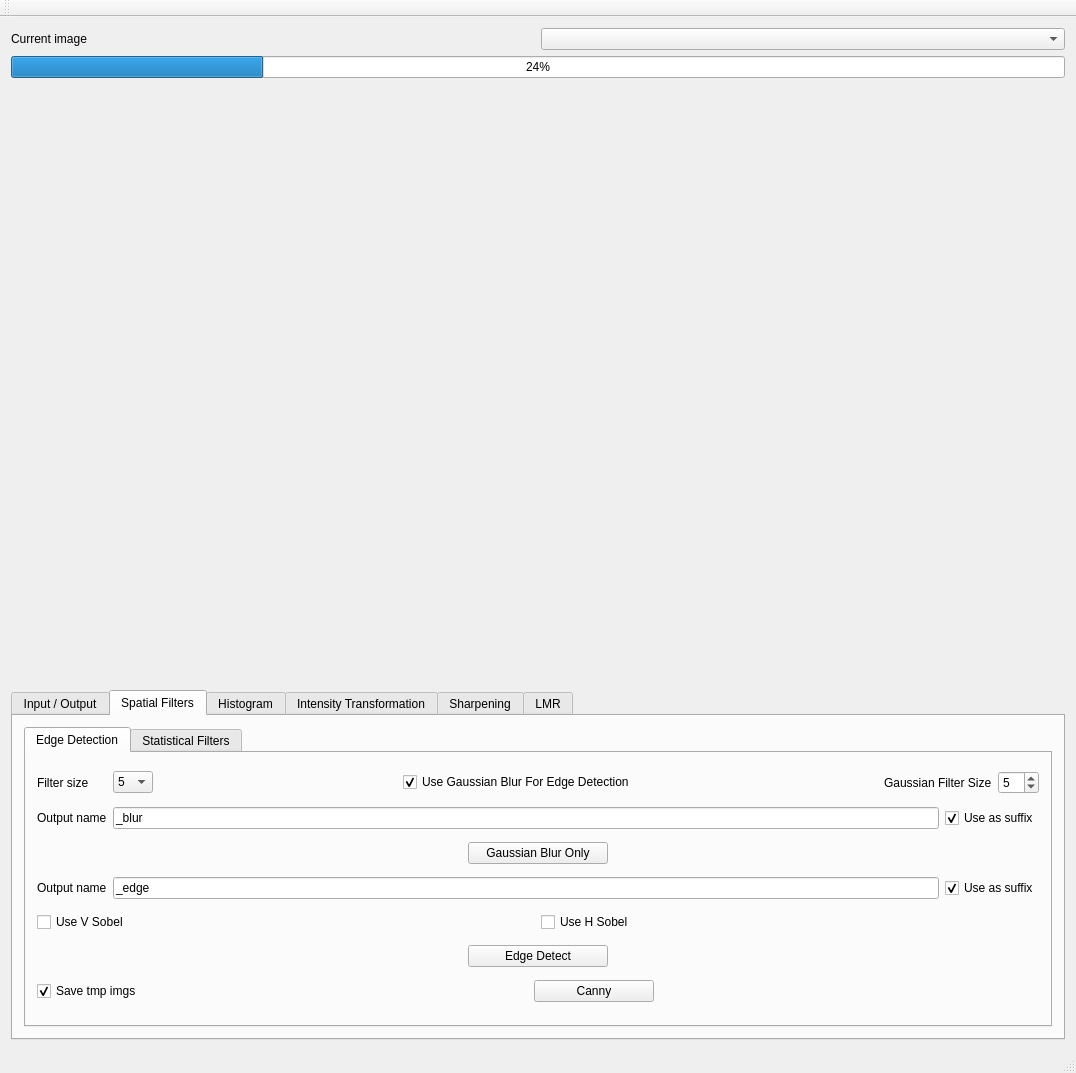
Old version of the form mainwindow.ui in the repository PNPiquin/ImageProcessing.
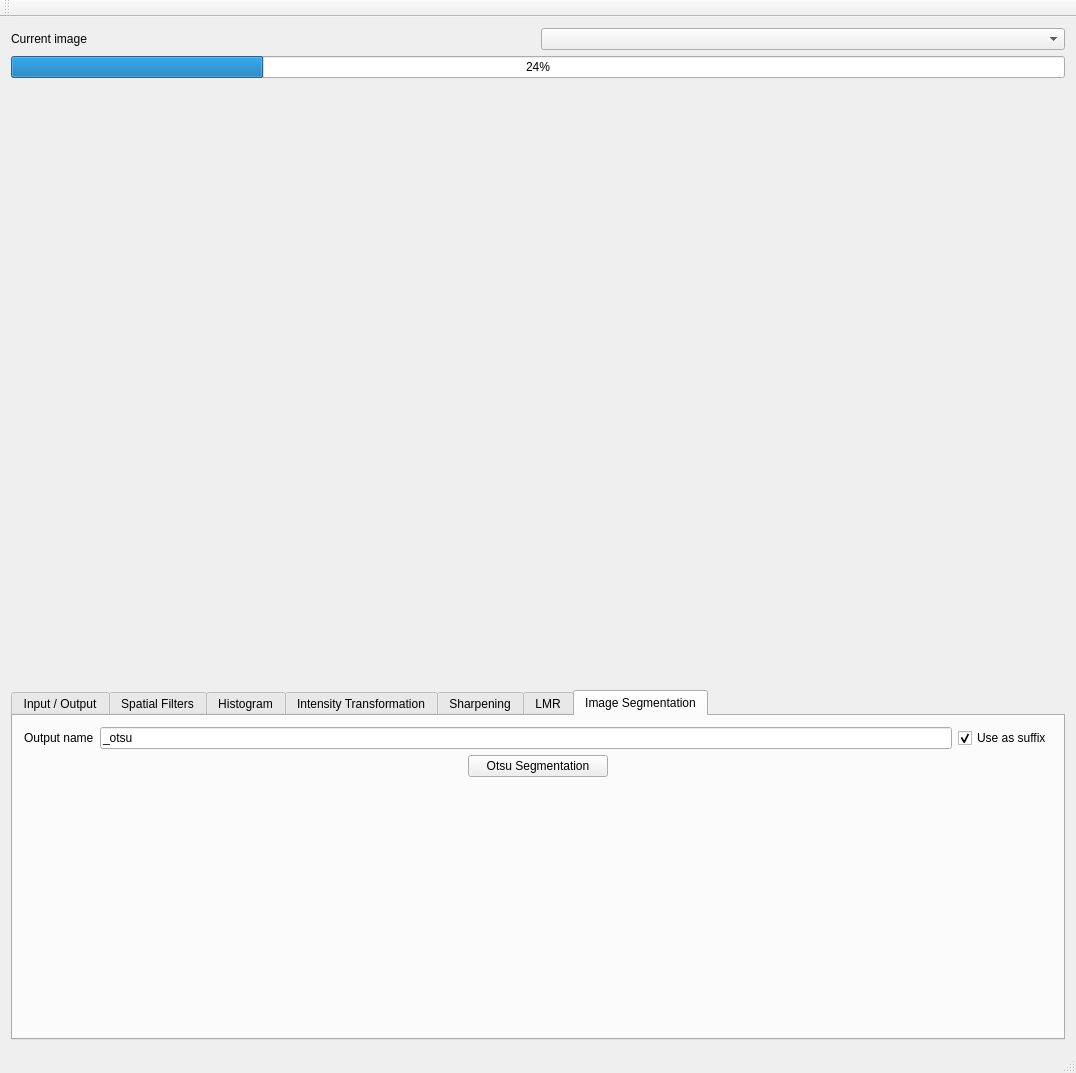
New version of the form.

Commit message: Otsu implementation

```diff
--- a/mainwindow.ui
+++ b/mainwindow.ui
@@ -55,7 +55,7 @@
        <enum>QTabWidget::North</enum>
       </property>
       <property name="currentIndex">
-       <number>1</number>
+       <number>6</number>
       </property>
       <widget class="QWidget" name="input_tab">
        <attribute name="title">
@@ -1448,6 +1448,103 @@
         </item>
        </layout>
       </widget>
+      <widget class="QWidget" name="segmentation">
+       <attribute name="title">
+        <string>Image Segmentation</string>
+       </attribute>
+       <layout class="QVBoxLayout" name="verticalLayout_10">
+        <item>
+         <layout class="QHBoxLayout" name="horizontalLayout_27">
+          <property name="topMargin">
+           <number>0</number>
+          </property>
+          <item>
+           <widget class="QLabel" name="label_26">
+            <property name="text">
+             <string>Output name</string>
+            </property>
+           </widget>
+          </item>
+          <item>
+           <widget class="QLineEdit" name="otsu_output_name">
+            <property name="text">
+             <string>_otsu</string>
+            </property>
+           </widget>
+          </item>
+          <item>
+           <widget class="QCheckBox" name="otsu_use_as_suffix">
+            <property name="text">
+             <string>Use as suffix</string>
+            </property>
+            <property name="checked">
+             <bool>true</bool>
+            </property>
+           </widget>
+          </item>
+         </layout>
+        </item>
+        <item>
+         <layout class="QHBoxLayout" name="horizontalLayout_26">
+          <property name="topMargin">
+           <number>0</number>
+          </property>
+          <item>
+           <spacer name="horizontalSpacer_27">
+            <property name="orientation">
+             <enum>Qt::Horizontal</enum>
+            </property>
+            <property name="sizeHint" stdset="0">
+             <size>
+              <width>40</width>
+              <height>20</height>
+             </size>
+            </property>
+           </spacer>
+          </item>
+          <item alignment="Qt::AlignHCenter">
+           <widget class="QPushButton" name="otsu_push_button">
+            <property name="minimumSize">
+             <size>
+              <width>140</width>
+              <height>0</height>
+             </size>
+            </property>
+            <property name="text">
+             <string>Otsu Segmentation</string>
+            </property>
+           </widget>
+          </item>
+          <item>
+           <spacer name="horizontalSpacer_28">
+            <property name="orientation">
+             <enum>Qt::Horizontal</enum>
+            </property>
+            <property name="sizeHint" stdset="0">
+             <size>
+              <width>40</width>
+              <height>20</height>
+             </size>
+            </property>
+           </spacer>
+          </item>
+         </layout>
+        </item>
+        <item>
+         <spacer name="verticalSpacer_2">
+          <property name="orientation">
+           <enum>Qt::Vertical</enum>
+          </property>
+          <property name="sizeHint" stdset="0">
+           <size>
+            <width>20</width>
+            <height>40</height>
+           </size>
+          </property>
+         </spacer>
+        </item>
+       </layout>
+      </widget>
      </widget>
     </item>
    </layout>
```
The commit also changes 12 other files.
